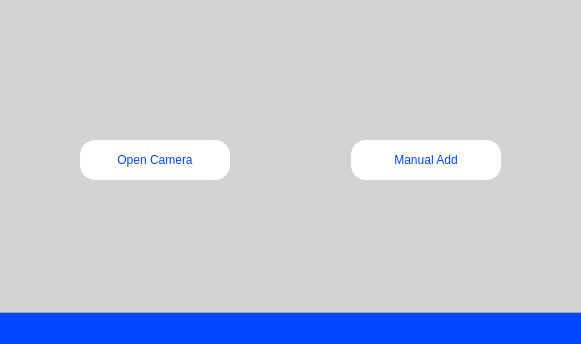
First picture: the form in SariSariSleuth/mainwindow.ui, repository ZachMatriano/CMSC-21-Finals, before the edit; both pictures show x 138 to 719 and y 256 to 600 of the 800 by 600 pixel window.
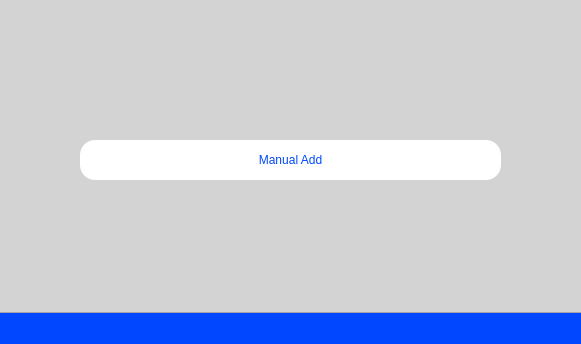
Second picture: the form after the edit. The open tabs and pages were chosen to show the change.

Commit message: Whoops minor mistake.

```diff
--- a/SariSariSleuth/mainwindow.ui
+++ b/SariSariSleuth/mainwindow.ui
@@ -236,7 +236,7 @@
            <height>411</height>
           </rect>
          </property>
-         <widget class="QWidget" name="">
+         <widget class="QWidget" name="layoutWidget">
           <property name="geometry">
            <rect>
             <x>150</x>
@@ -246,38 +246,6 @@
            </rect>
           </property>
           <layout class="QHBoxLayout" name="horizontalLayout_3">
-           <item>
-            <widget class="QPushButton" name="openCameraButton">
-             <property name="minimumSize">
-              <size>
-               <width>150</width>
-               <height>40</height>
-              </size>
-             </property>
-             <property name="styleSheet">
-              <string notr="true">background-color: rgb(255,255,255);
-border-radius: 15px;
-font: 700 9pt &quot;Montserrat&quot;;
-color: rgb(0, 71, 255);</string>
-             </property>
-             <property name="text">
-              <string>Open Camera</string>
-             </property>
-            </widget>
-           </item>
-           <item>
-            <spacer name="horizontalSpacer_8">
-             <property name="orientation">
-              <enum>Qt::Orientation::Horizontal</enum>
-             </property>
-             <property name="sizeHint" stdset="0">
-              <size>
-               <width>50</width>
-               <height>20</height>
-              </size>
-             </property>
-            </spacer>
-           </item>
            <item>
             <widget class="QPushButton" name="manualAddButton">
              <property name="minimumSize">
```
Left out of the diff: 10 changed lines with no effect on the pictures. The commit also changes 1 other file.
